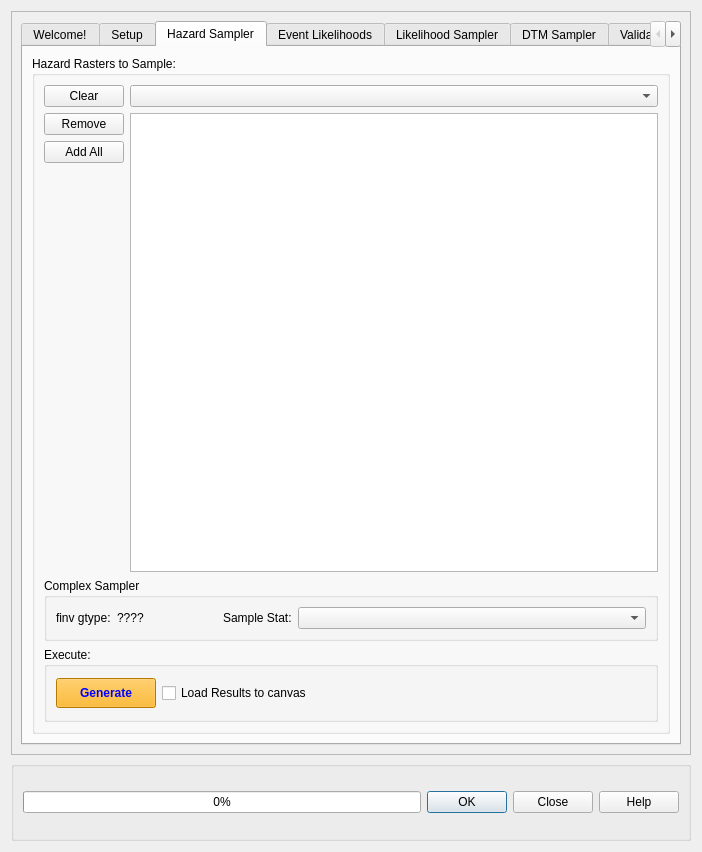
Old version of the form canflood_inprep/ProjectDataPrep/ProjectDataPrepDialog_Base.ui in the repository NRCan/CanFlood.
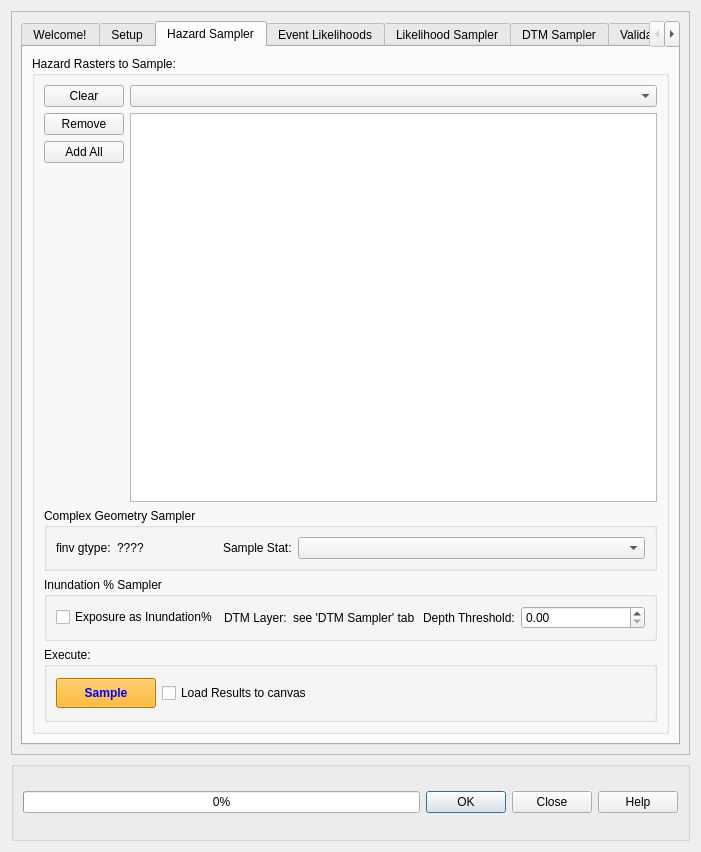
New version of the form. The open tabs and pages were chosen to show the change. Custom widgets are drawn as their Qt base class.

Commit message: front end setup

Patch:
```diff
--- a/canflood_inprep/ProjectDataPrep/ProjectDataPrepDialog_Base.ui
+++ b/canflood_inprep/ProjectDataPrep/ProjectDataPrepDialog_Base.ui
@@ -6,7 +6,7 @@
    <rect>
     <x>0</x>
     <y>0</y>
-    <width>702</width>
+    <width>701</width>
     <height>852</height>
    </rect>
   </property>
@@ -51,7 +51,7 @@
        <rect>
         <x>0</x>
         <y>0</y>
-        <width>678</width>
+        <width>677</width>
         <height>741</height>
        </rect>
       </property>
@@ -900,7 +900,7 @@
               <item>
                <widget class="QGroupBox" name="groupBox_30">
                 <property name="title">
-                 <string>Complex Sampler</string>
+                 <string>Complex Geometry Sampler</string>
                 </property>
                 <layout class="QHBoxLayout" name="horizontalLayout_13">
                  <item>
@@ -954,6 +954,74 @@
                 </layout>
                </widget>
               </item>
+              <item>
+               <widget class="QGroupBox" name="groupBox_6">
+                <property name="title">
+                 <string>Inundation % Sampler</string>
+                </property>
+                <layout class="QVBoxLayout" name="verticalLayout_17">
+                 <item>
+                  <layout class="QHBoxLayout" name="horizontalLayout_27">
+                   <item>
+                    <widget class="QCheckBox" name="checkBox_HS_in">
+                     <property name="sizePolicy">
+                      <sizepolicy hsizetype="Fixed" vsizetype="Fixed">
+                       <horstretch>0</horstretch>
+                       <verstretch>0</verstretch>
+                      </sizepolicy>
+                     </property>
+                     <property name="maximumSize">
+                      <size>
+                       <width>175</width>
+                       <height>16777215</height>
+                      </size>
+                     </property>
+                     <property name="text">
+                      <string>Exposure as Inundation%</string>
+                     </property>
+                    </widget>
+                   </item>
+                   <item>
+                    <widget class="QLabel" name="label_15">
+                     <property name="sizePolicy">
+                      <sizepolicy hsizetype="Fixed" vsizetype="Preferred">
+                       <horstretch>0</horstretch>
+                       <verstretch>0</verstretch>
+                      </sizepolicy>
+                     </property>
+                     <property name="text">
+                      <string>DTM Layer:</string>
+                     </property>
+                    </widget>
+                   </item>
+                   <item>
+                    <widget class="QLabel" name="label_HS_dtmln">
+                     <property name="text">
+                      <string>see 'DTM Sampler' tab</string>
+                     </property>
+                    </widget>
+                   </item>
+                   <item>
+                    <widget class="QLabel" name="label_16">
+                     <property name="sizePolicy">
+                      <sizepolicy hsizetype="Fixed" vsizetype="Preferred">
+                       <horstretch>0</horstretch>
+                       <verstretch>0</verstretch>
+                      </sizepolicy>
+                     </property>
+                     <property name="text">
+                      <string>Depth Threshold:</string>
+                     </property>
+                    </widget>
+                   </item>
+                   <item>
+                    <widget class="QgsDoubleSpinBox" name="mQgsDoubleSpinBox"/>
+                   </item>
+                  </layout>
+                 </item>
+                </layout>
+               </widget>
+              </item>
               <item>
                <widget class="QGroupBox" name="groupBox_15">
                 <property name="sizePolicy">
@@ -1408,7 +1476,7 @@
                     </font>
                    </property>
                    <property name="text">
-                    <string>Generate</string>
+                    <string>Sample</string>
                    </property>
                   </widget>
                  </item>
@@ -2860,6 +2928,11 @@
   </layout>
  </widget>
  <customwidgets>
+  <customwidget>
+   <class>QgsDoubleSpinBox</class>
+   <extends>QDoubleSpinBox</extends>
+   <header>qgsdoublespinbox.h</header>
+  </customwidget>
   <customwidget>
    <class>QgsFieldComboBox</class>
    <extends>QComboBox</extends>
```
Left out of the diff: 4 changed lines with no effect on the pictures. The commit also changes 1 other file.
